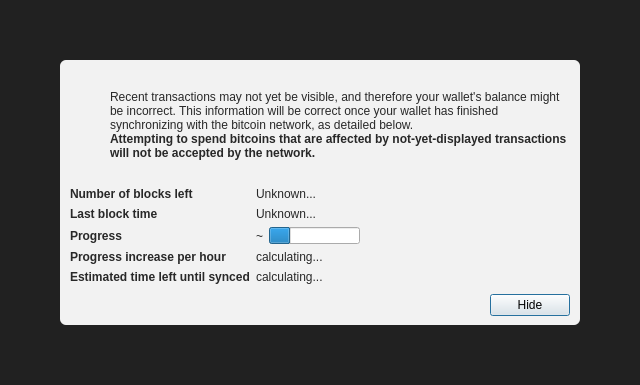
SashimiSaketoro/Freycoin, file src/qt/forms/modaloverlay.ui: the form before one commit.
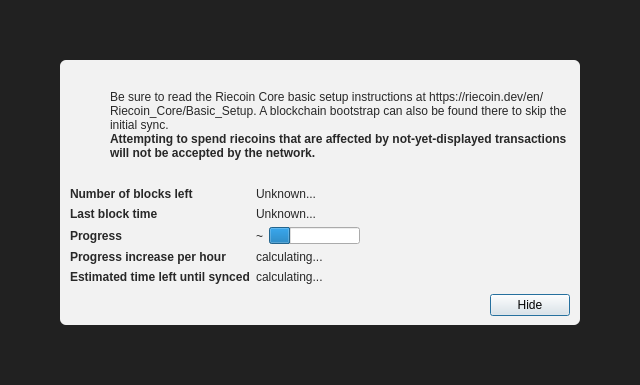
The form after the commit. Icons and pictures are not drawn.

Diff of the .ui file:
```diff
--- a/src/qt/forms/modaloverlay.ui
+++ b/src/qt/forms/modaloverlay.ui
@@ -130,7 +130,7 @@
              <item>
               <widget class="QLabel" name="infoText">
                <property name="text">
-                <string>Recent transactions may not yet be visible, and therefore your wallet's balance might be incorrect. This information will be correct once your wallet has finished synchronizing with the bitcoin network, as detailed below.</string>
+                <string>Be sure to read the Riecoin Core basic setup instructions at https://riecoin.dev/en/Riecoin_Core/Basic_Setup. A blockchain bootstrap can also be found there to skip the initial sync.</string>
                </property>
                <property name="textFormat">
                 <enum>Qt::RichText</enum>
@@ -149,7 +149,7 @@
                 </font>
                </property>
                <property name="text">
-                <string>Attempting to spend bitcoins that are affected by not-yet-displayed transactions will not be accepted by the network.</string>
+                <string>Attempting to spend riecoins that are affected by not-yet-displayed transactions will not be accepted by the network.</string>
                </property>
                <property name="textFormat">
                 <enum>Qt::RichText</enum>
```
